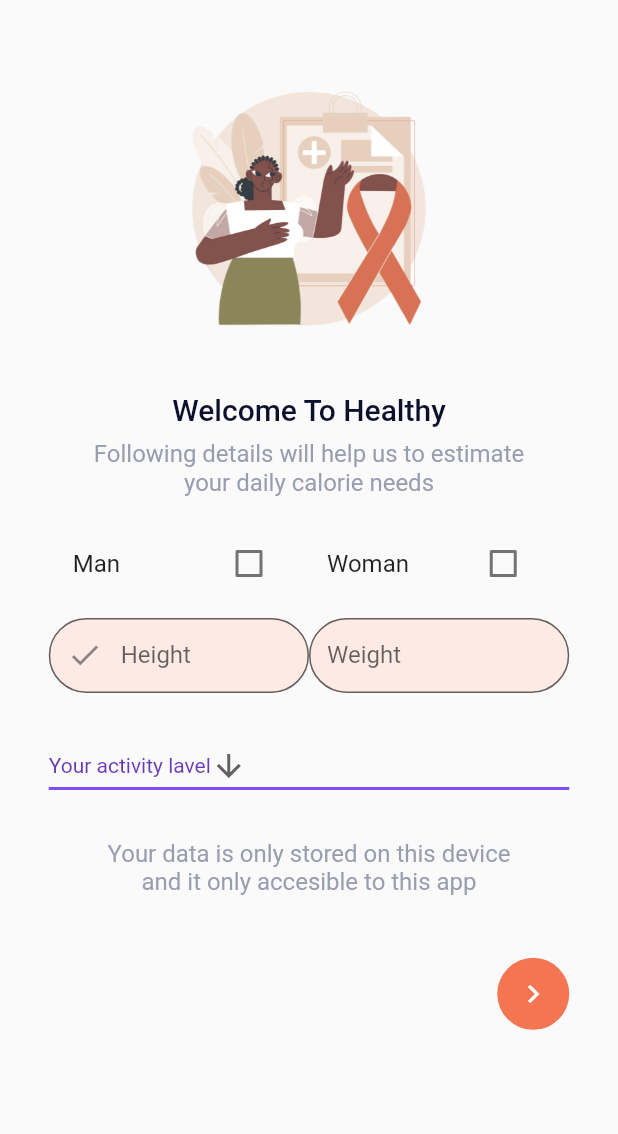
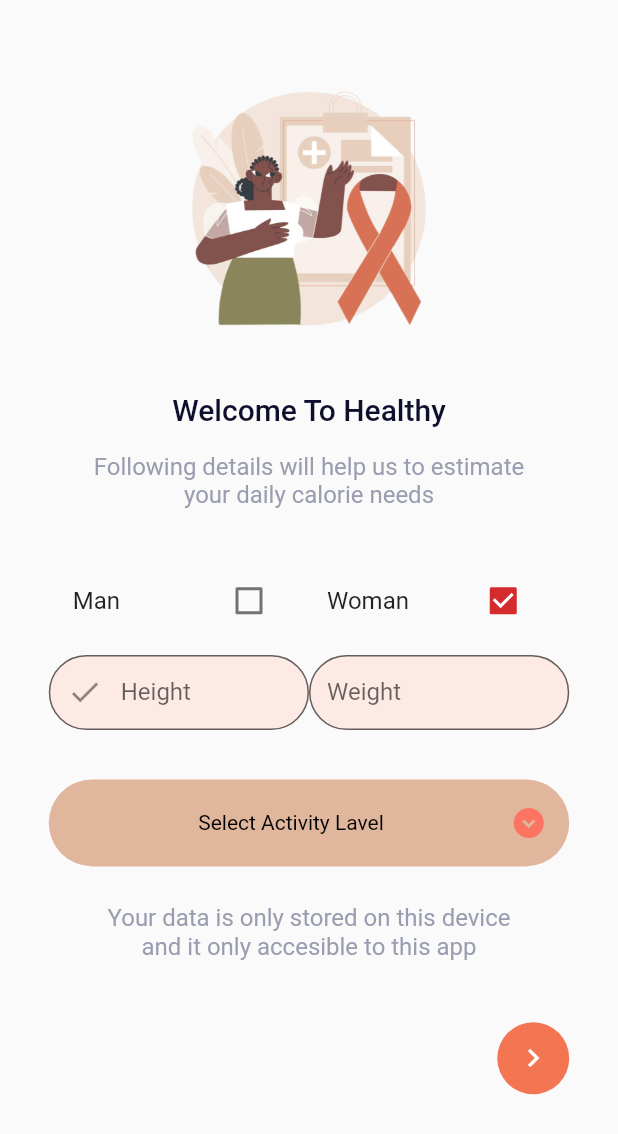
Before and after one commit to NassimMahmoudi/Healthy01, a Flutter app: the OnboardingSecondScreen screen opened directly, on a phone screen of 412 x 824 dp. Shown: the top 1134 px of the screen. Run offline on Flutter 3.47's test engine with Material 2 defaults, Android fonts, the phone set to English and light mode, and no system bars; our stand-ins replace flutter_svg; Roboto replaces fonts that are missing (SFProText).

Commit message:
second onboarding screen commit

```diff
--- a/lib/screens/login.dart
+++ b/lib/screens/login.dart
@@ -1,8 +1,4 @@
-import 'dart:async';
-
 import 'package:flutter/material.dart';
-import 'package:healthy01/screens/home_screen.dart';
-import 'package:healthy01/screens/login.dart';
 
 class LoginScreen extends StatefulWidget {
   const LoginScreen({Key? key}) : super(key: key);
--- a/lib/screens/onboarding_second_screen.dart
+++ b/lib/screens/onboarding_second_screen.dart
@@ -1,9 +1,4 @@
-import 'dart:async';
-import 'dart:html';
-
 import 'package:flutter/material.dart';
-import 'package:healthy01/screens/home_screen.dart';
-import 'package:healthy01/screens/login.dart';
 
 class OnboardingSecondScreen extends StatefulWidget {
   const OnboardingSecondScreen({Key? key}) : super(key: key);
@@ -13,16 +8,18 @@ class OnboardingSecondScreen extends StatefulWidget {
 }
 
 class _onboardingSecondScreenState extends State<OnboardingSecondScreen> {
-  TextEditingController usernameController = TextEditingController();
-  TextEditingController passwordController = TextEditingController();
+  TextEditingController heightController = TextEditingController();
+  TextEditingController weightController = TextEditingController();
   static const List<String> list = <String>[
-    'Your activity lavel',
-    'Two',
-    'Three',
-    'Four'
+    'Sedentary',
+    'Slightly active',
+    'Moderately active',
+    'Very active',
+    'Extremely active'
   ];
   bool isChecked = false;
-  bool isCheckedw = false;
+  bool isCheckedw = true;
+  String? dropdownValue;
   @override
   void initState() {
     super.initState();
@@ -31,22 +28,6 @@ class _onboardingSecondScreenState extends State<OnboardingSecondScreen> {
   @override
   Widget build(BuildContext context) {
     Size size = MediaQuery.of(context).size;
-    String dropdownValue = list.first;
-    var textField = TextField(
-      controller: usernameController,
-      decoration: InputDecoration(
-        labelText: "Username",
-        filled: true, //<-- SEE HERE
-        fillColor: const Color.fromARGB(255, 253, 234, 229),
-        border: OutlineInputBorder(
-          borderRadius: BorderRadius.circular(30),
-          borderSide: const BorderSide(
-            color: Color.fromARGB(255, 253, 116, 98),
-            width: 1.0,
-          ),
-        ),
-      ),
-    );
 
     return Scaffold(
       body: Padding(
@@ -74,7 +55,7 @@ class _onboardingSecondScreenState extends State<OnboardingSecondScreen> {
               ),
             ),
             SizedBox(
-              height: MediaQuery.of(context).size.height * 0.01,
+              height: MediaQuery.of(context).size.height * 0.02,
             ),
             const Text(
               'Following details will help us to estimate\nyour daily calorie needs',
@@ -86,7 +67,7 @@ class _onboardingSecondScreenState extends State<OnboardingSecondScreen> {
               ),
             ),
             SizedBox(
-              height: MediaQuery.of(context).size.height * 0.02,
+              height: MediaQuery.of(context).size.height * 0.04,
             ),
             Row(
               mainAxisAlignment: MainAxisAlignment.center,
@@ -102,10 +83,14 @@ class _onboardingSecondScreenState extends State<OnboardingSecondScreen> {
                       onChanged: (bool? value) {
                         setState(() {
                           isChecked = value!;
+                          isCheckedw = !value;
                         });
                       },
                     ),
                   ),
+                ),
+                SizedBox(
+                  height: MediaQuery.of(context).size.height * 0.02,
                 ),
                 Expanded(
                   child: Container(
@@ -118,6 +103,7 @@ class _onboardingSecondScreenState extends State<OnboardingSecondScreen> {
                       onChanged: (bool? value) {
                         setState(() {
                           isCheckedw = value!;
+                          isChecked = !value;
                         });
                       },
                     ),
@@ -137,7 +123,7 @@ class _onboardingSecondScreenState extends State<OnboardingSecondScreen> {
                   alignment: Alignment.center,
                   //margin: EdgeInsets.symmetric(horizontal: 50),
                   child: TextField(
-                    controller: passwordController,
+                    controller: heightController,
                     decoration: InputDecoration(
                       prefixIcon: const Icon(Icons.done),
                       labelText: "Height",
@@ -162,7 +148,7 @@ class _onboardingSecondScreenState extends State<OnboardingSecondScreen> {
                   alignment: Alignment.center,
                   //margin: EdgeInsets.symmetric(horizontal: 50),
                   child: TextField(
-                    controller: passwordController,
+                    controller: weightController,
                     decoration: InputDecoration(
                       labelText: "Weight",
                       filled: true, //<-- SEE HERE
@@ -180,15 +166,27 @@ class _onboardingSecondScreenState extends State<OnboardingSecondScreen> {
                 ),
               ),
             ]),
-            SizedBox(height: size.height * 0.03),
-            DropdownButton<String>(
+            SizedBox(height: size.height * 0.04),
+            Container(
+              padding: const EdgeInsets.symmetric(vertical: 5, horizontal: 15),
+              width: 300,
+              decoration: BoxDecoration(
+                  color: Color.fromARGB(252, 224, 182, 156),
+                  borderRadius: BorderRadius.circular(30)),
+              child: DropdownButtonHideUnderline(
+                child: DropdownButton<String>(
                   value: dropdownValue,
-              icon: const Icon(Icons.arrow_downward),
+                  icon: const Icon(
+                    Icons.expand_circle_down,
+                    color: Color.fromARGB(255, 253, 116, 98),
+                  ),
                   elevation: 16,
-              style: const TextStyle(color: Colors.deepPurple),
+                  style: const TextStyle(color: Color.fromARGB(255, 0, 0, 0)),
+                  borderRadius: BorderRadius.circular(30),
                   underline: Container(
-                height: 2,
-                color: Colors.deepPurpleAccent,
+                    color: Color.fromARGB(255, 253, 116, 98),
+                    width: 1.0,
+                    height: 2.0,
                   ),
                   onChanged: (String? value) {
                     // This is called when the user selects an item.
@@ -196,12 +194,38 @@ class _onboardingSecondScreenState extends State<OnboardingSecondScreen> {
                       dropdownValue = value!;
                     });
                   },
-              items: list.map<DropdownMenuItem<String>>((String value) {
+                  hint: const Center(
+                      child: Text(
+                    'Select Activity Lavel',
+                    style: TextStyle(color: Color.fromARGB(255, 0, 0, 0)),
+                  )),
+                  isExpanded: true,
+                  items: list.map((e) {
                     return DropdownMenuItem<String>(
-                  value: value,
-                  child: Text(value),
+                      value: e,
+                      child: Container(
+                        alignment: Alignment.centerLeft,
+                        child: Text(
+                          e,
+                          style: const TextStyle(fontSize: 18),
+                        ),
+                      ),
                     );
                   }).toList(),
+                  selectedItemBuilder: (BuildContext context) => list
+                      .map((e) => Center(
+                            child: Text(
+                              e,
+                              style: const TextStyle(
+                                  fontSize: 18,
+                                  color: Color.fromARGB(255, 0, 0, 0),
+                                  fontStyle: FontStyle.italic,
+                                  fontWeight: FontWeight.bold),
+                            ),
+                          ))
+                      .toList(),
+                ),
+              ),
             ),
             SizedBox(height: size.height * 0.03),
             const Text(
```
Lines whose indentation alone changed are shown as unchanged.
